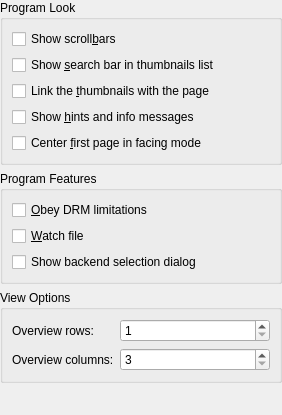
Old version of the form conf/dlggeneralbase.ui in the repository KDE/okular.
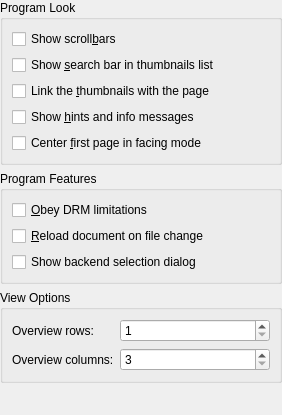
New version of the form. Icons and pictures are not drawn.

Commit message: Better wording. Thanks Alex for the suggestion. CCMAIL: suy@badopi.org

Diff of the .ui file:
```diff
--- a/conf/dlggeneralbase.ui
+++ b/conf/dlggeneralbase.ui
@@ -162,7 +162,7 @@
         <item>
          <widget class="QCheckBox" name="kcfg_WatchFile" >
           <property name="text" >
-           <string>&amp;Watch file</string>
+           <string>&amp;Reload document on file change</string>
           </property>
           <property name="shortcut" >
            <string>Alt+W</string>
```
Left out of the diff: 2 changed lines with no effect on the pictures.
